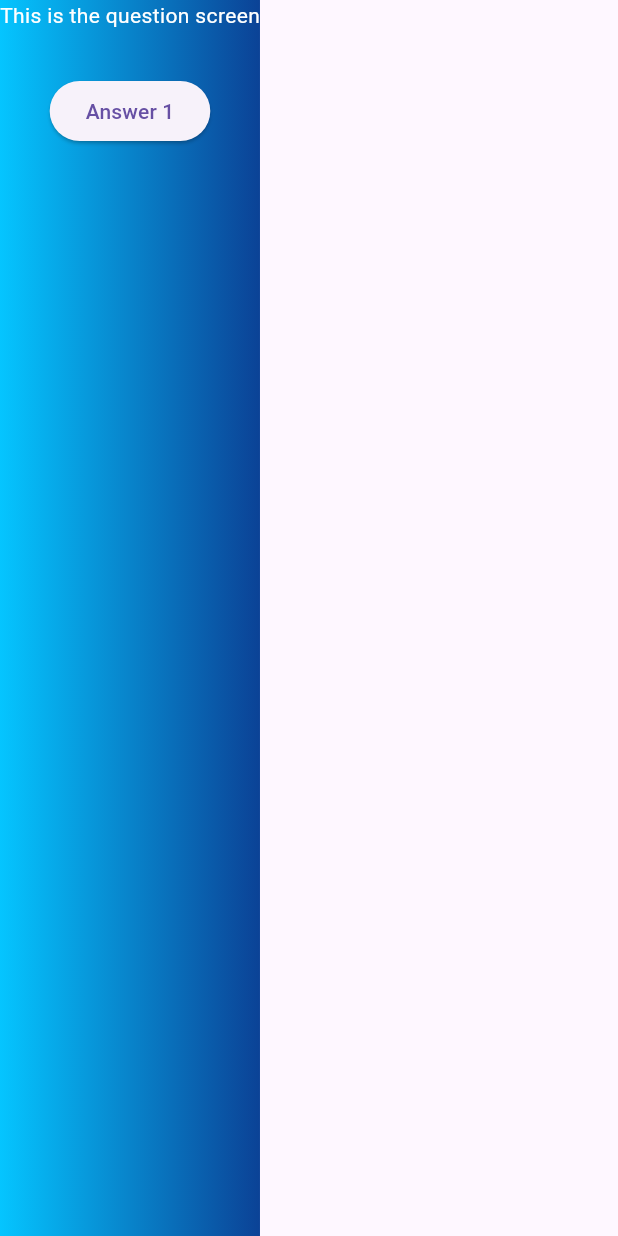
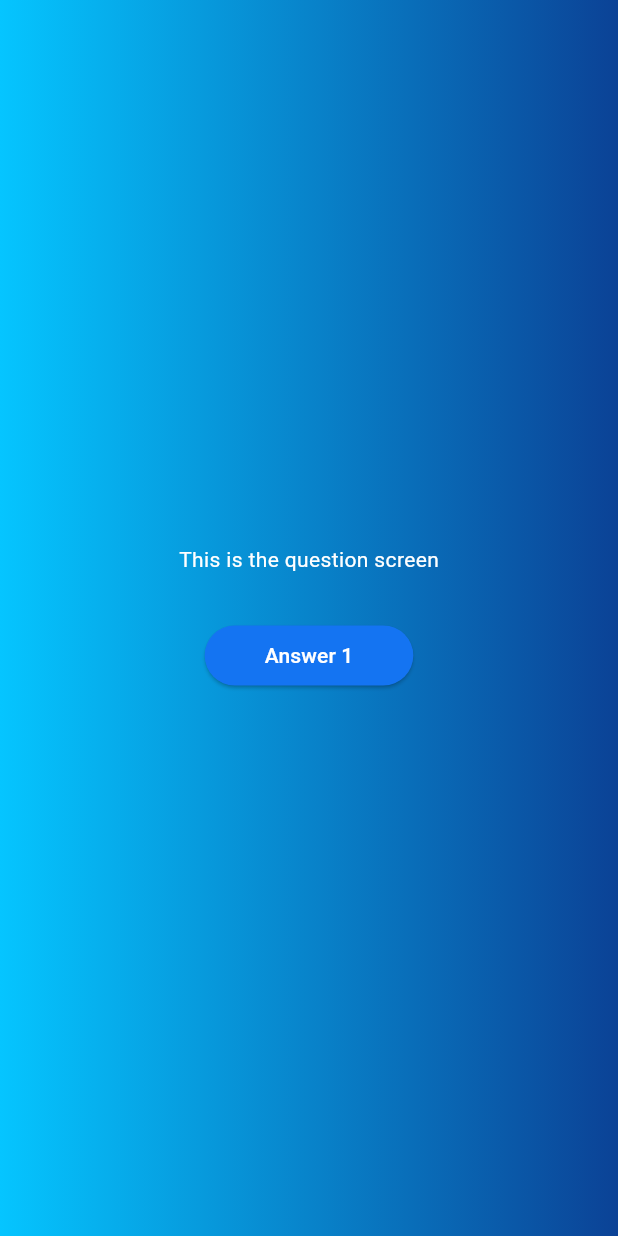
Before and after one commit to BorokiniofDevs/adv_basics, a Flutter app: the screen it shows after launch, after a tap on "Click to Start", on a phone screen of 412 x 824 dp. Run offline on Flutter 3.47's test engine with Material 3 defaults, Android fonts, the phone set to English and light mode, and no system bars.

Commit message:
update AnswerButton

```diff
--- a/lib/answers_button.dart
+++ b/lib/answers_button.dart
@@ -10,7 +10,14 @@ class AnswerButton extends StatelessWidget {
   Widget build(context) {
     return ElevatedButton(
       onPressed: onTap,
-      style: ElevatedButton.styleFrom(),
+      style: ElevatedButton.styleFrom(
+        padding: EdgeInsets.symmetric(vertical: 10, horizontal: 40),
+        backgroundColor: const Color.fromARGB(255, 20, 116, 242),
+        foregroundColor: Colors.white,
+        shape: RoundedRectangleBorder(
+          borderRadius: BorderRadius.circular(40),
+        ),
+      ),
       child: Text(answerText),
     );
   }
--- a/lib/question_screen.dart
+++ b/lib/question_screen.dart
@@ -13,7 +13,10 @@ class QuestionScreen extends StatefulWidget {
 class _QuestionScreenState extends State<QuestionScreen> {
   @override
   Widget build(BuildContext context) {
-    return const Column(
+    return SizedBox(
+      width: double.infinity,
+      child: const Column(
+        mainAxisAlignment: MainAxisAlignment.center,
         children: [
           Text(
             'This is the question screen',
@@ -29,6 +32,7 @@ class _QuestionScreenState extends State<QuestionScreen> {
             onTap: () {},
           )
         ],
+      ),
     );
   }
 }
```
Lines whose indentation alone changed are shown as unchanged.
